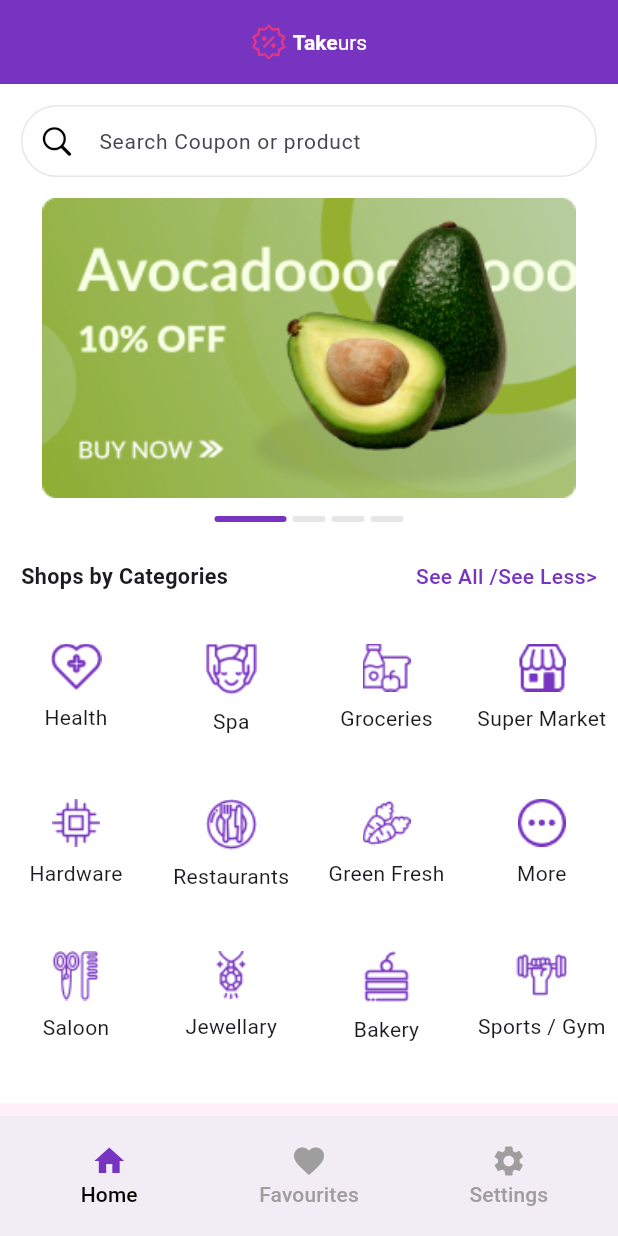
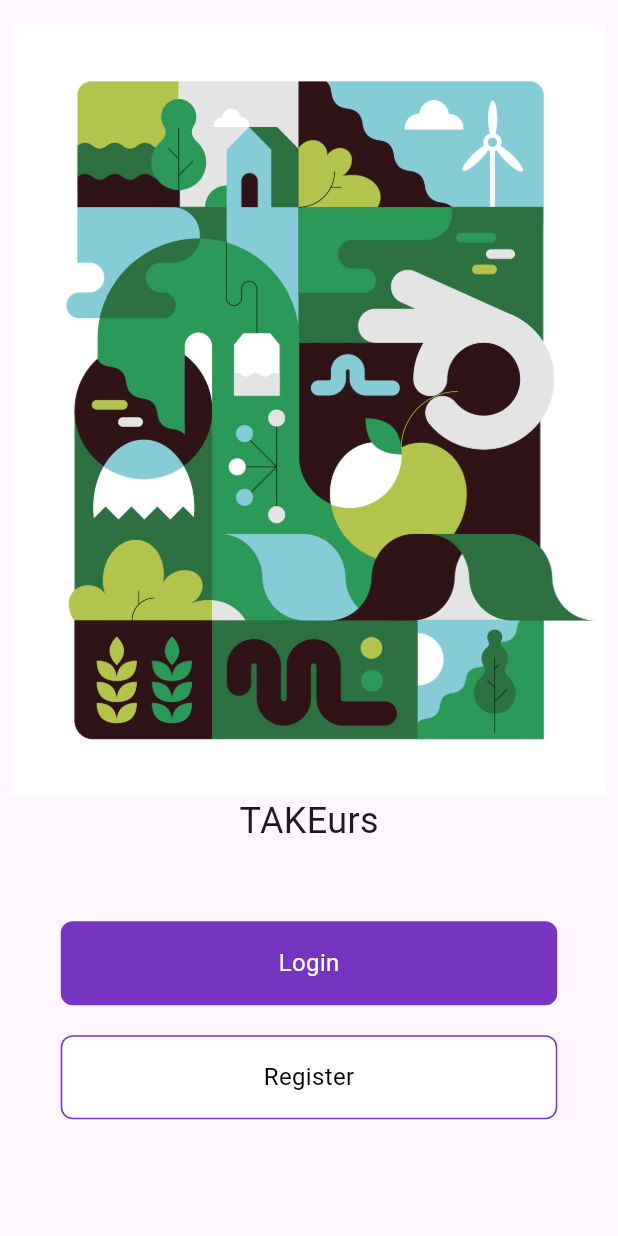
Before and after one commit to Androidaareesh/Takeurs-userapp, a Flutter app: the screen it shows after launch, on a phone screen of 412 x 824 dp. Run offline on Flutter 3.47's test engine with Material 2 defaults, Android fonts, the phone set to English and light mode, and no system bars; drawn by our look-alikes of carousel_slider, dots_indicator; our stand-ins replace flutter_svg, get.

Commit message:
login,reg,wel,otp,

```diff
--- a/lib/Materials/Custom_btn.dart
+++ b/lib/Materials/Custom_btn.dart
@@ -35,6 +35,7 @@ class _CustomButtonState extends State<CustomButton> {
             color: widget.buttonclr,
             borderRadius: BorderRadius.circular(widget.borderRadius),
             border: Border.all(color: TPrimary)),
+
         child: Center(
           child: isLoading
               ? const CircularProgressIndicator()
--- /dev/null
+++ b/lib/Screens/WelcomPage.dart
@@ -0,0 +1,65 @@
+import 'package:flutter/material.dart';
+import 'package:get/get.dart';
+import 'package:takeurs_userapp/Screens/RegisterPage.dart';
+import 'package:takeurs_userapp/Screens/login.dart';
+import 'package:takeurs_userapp/utlis_color/utlis_color.dart';
+
+import '../Materials/Custom_btn.dart';
+
+class WelcomePage extends StatefulWidget {
+  const WelcomePage({super.key});
+
+  @override
+  State<WelcomePage> createState() => _WelcomePageState();
+}
+
+class _WelcomePageState extends State<WelcomePage> {
+  @override
+  Widget build(BuildContext context) {
+    return  Scaffold(
+      body: Padding(
+        padding: const EdgeInsets.only(top: 16,left: 8,right: 8),
+        child: Column(
+          children: [
+            Image.asset("assets/svg_icons/01.jpg"),
+            const Text("TAKEurs",style: TextStyle(fontSize: 24),),
+            const SizedBox(
+              height:50,
+            ),
+            SizedBox(
+              width: 331,
+              height: 56,
+              child: CustomButton(
+                borderRadius: 8,
+                buttonclr: AppColors.primaryColor,
+                buttontxt: 'Login',
+                onTap: () {
+                  Navigator.push(context, MaterialPageRoute
+                  (builder: (context)=>const LoginPage()));
+                },
+                textclr: AppColors.white,),
+            ),
+              const SizedBox(
+              height: 20,
+            ),
+              SizedBox(
+                width: 331,
+                height: 56,
+                child: CustomButton(
+                borderRadius: 8,
+                buttonclr: AppColors.white,
+                buttontxt: 'Register',
+                onTap: () {
+                  Navigator.push(
+                      context,
+                      MaterialPageRoute(
+                          builder: (context) => const RegisterPage()));
+                 },
+                textclr: AppColors.black,),
+              )
+          ],
+        ),
+      ),
+    );
+  }
+}
--- a/lib/main.dart
+++ b/lib/main.dart
@@ -1,5 +1,8 @@
 import 'package:flutter/material.dart';
 import 'package:takeurs_userapp/Screens/BottomNavigation.dart';
+import 'package:takeurs_userapp/Screens/login.dart';
+
+import 'Screens/WelcomPage.dart';
 
 void main() {
   runApp(const MyApp());
@@ -18,7 +21,7 @@ class MyApp extends StatelessWidget {
         colorScheme: ColorScheme.fromSeed(seedColor: Colors.deepPurple),
         useMaterial3: true,
       ),
-      home: const BottomNavigation(),
+      home: const WelcomePage(),
     );
   }
 }
--- a/pubspec.yaml
+++ b/pubspec.yaml
@@ -102,6 +102,7 @@ flutter:
     - assets/svg_icons/Nikewatch.png
     - assets/svg_icons/i perfume.png
     - assets/svg_icons/apollo.png
+    - assets/svg_icons/01.jpg
 
   # An image asset can refer to one or more resolution-specific "variants", see
   # https://flutter.dev/assets-and-images/#resolution-aware
```
Also changed, not shown: lib/Materials/Resuable_textfield.dart (added, +26 -0 lines), lib/Screens/OTP.dart (added, +122 -0 lines), lib/Screens/RegisterPage.dart (added, +118 -0 lines), lib/Screens/login.dart (added, +99 -0 lines), assets/svg_icons/01.jpg (added).
